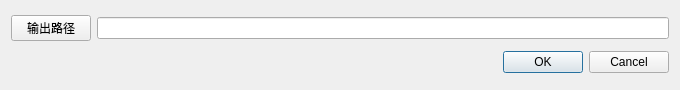
Qt form labelme/ExportAsVocDialog.ui (yonglinZ/RSLabel) before a commit.
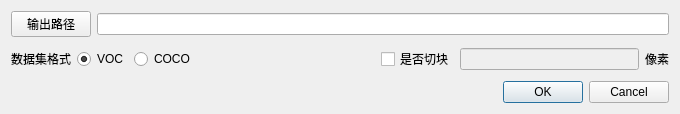
The same form after that commit.

What changed in the file:
```diff
--- a/labelme/ExportAsVocDialog.ui
+++ b/labelme/ExportAsVocDialog.ui
@@ -7,7 +7,7 @@
     <x>0</x>
     <y>0</y>
     <width>680</width>
-    <height>90</height>
+    <height>114</height>
    </rect>
   </property>
   <property name="windowTitle">
@@ -28,6 +28,68 @@
      </item>
     </layout>
    </item>
+   <item>
+    <layout class="QHBoxLayout" name="horizontalLayout_2">
+     <item>
+      <widget class="QLabel" name="label">
+       <property name="text">
+        <string>数据集格式</string>
+       </property>
+      </widget>
+     </item>
+     <item>
+      <widget class="QRadioButton" name="radVOC">
+       <property name="text">
+        <string>VOC</string>
+       </property>
+       <property name="checked">
+        <bool>true</bool>
+       </property>
+      </widget>
+     </item>
+     <item>
+      <widget class="QRadioButton" name="radCOCO">
+       <property name="text">
+        <string>COCO</string>
+       </property>
+      </widget>
+     </item>
+     <item>
+      <spacer name="horizontalSpacer">
+       <property name="orientation">
+        <enum>Qt::Horizontal</enum>
+       </property>
+       <property name="sizeHint" stdset="0">
+        <size>
+         <width>40</width>
+         <height>20</height>
+        </size>
+       </property>
+      </spacer>
+     </item>
+     <item>
+      <widget class="QCheckBox" name="chkTiled">
+       <property name="text">
+        <string>是否切块</string>
+       </property>
+      </widget>
+     </item>
+     <item>
+      <widget class="QLineEdit" name="txtTileSize">
+       <property name="enabled">
+        <bool>false</bool>
+       </property>
+      </widget>
+     </item>
+     <item>
+      <widget class="QLabel" name="label_2">
+       <property name="text">
+        <string>像素</string>
+       </property>
+      </widget>
+     </item>
+    </layout>
+   </item>
    <item>
     <widget class="QDialogButtonBox" name="buttonBox">
      <property name="orientation">
```
